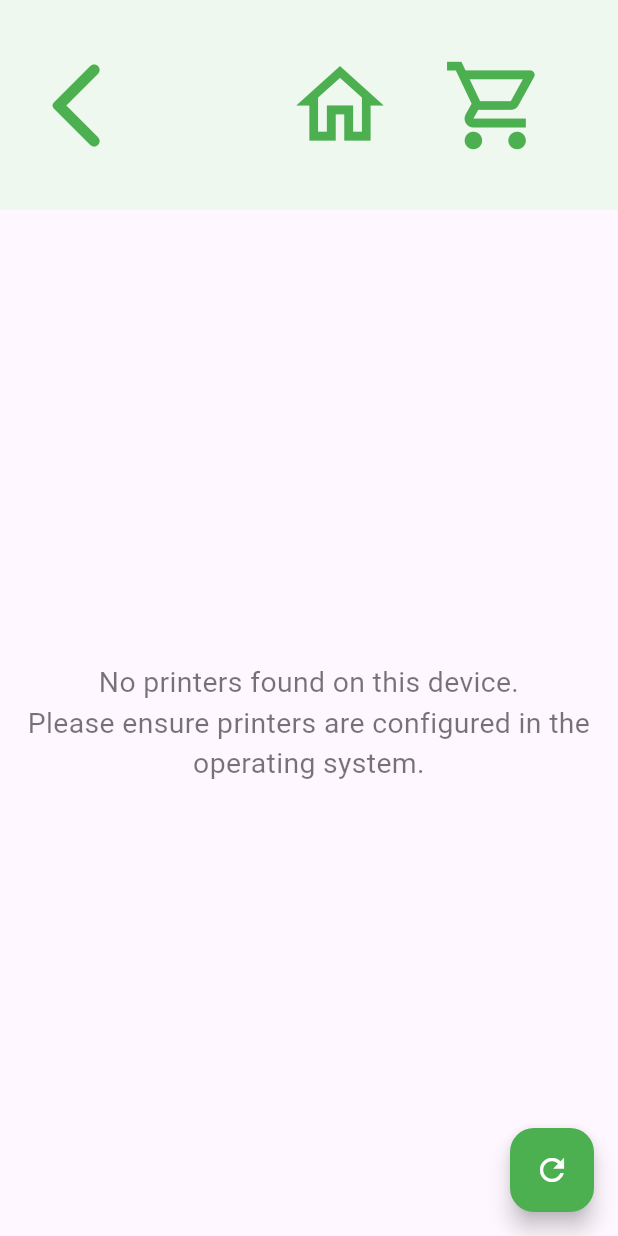
After one commit to huhFahad/Kiosk-App, a Flutter app: the PrinterSettingsPage screen opened by its route, after a tap on the "refresh" icon, on a phone screen of 412 x 824 dp. The commit adds this screen. Run offline on Flutter 3.47's test engine with Material 3 defaults, Android fonts, the light colour scheme and no system bars; our stand-ins replace flutter_colorpicker, flutter_dotenv, flutter_phoenix, image_picker, printing, shared_preferences; missing offline and left inert: encrypt_shared_preferences, pro_image_editor, process_run; accounts and stored records are empty.

Commit message:
Setup and enabled WiFi setting and Printer Settings. Improved Print confirmation page.

```diff
--- a/lib/main.dart
+++ b/lib/main.dart
@@ -27,7 +27,10 @@ import 'admin_order_list_page.dart';
 import 'admin_order_detail_page.dart';
 import 'admin_map_picker_page.dart';
 import 'system_settings_page.dart';
+import 'wifi_settings_page.dart';
+import 'printer_settings_page.dart';
 import 'screensaver_page.dart';
+import 'thank_you_page.dart';
 import 'widgets/inactivity_detector.dart';
 import 'notifiers/settings_notifier.dart';
 import 'theme/theme_notifier.dart';
@@ -99,7 +102,10 @@ class KioskApp extends StatelessWidget {
         '/admin/order_detail': (context) => AdminOrderDetailPage(),
         '/admin/settings': (context) => SystemSettingsPage(),
         '/admin/map_picker': (context) => AdminMapPickerPage(),
+        '/admin/wifi': (context) => WifiSettingsPage(),
+        '/admin/printers': (context) => PrinterSettingsPage(),
         '/screensaver': (context) => ScreensaverPage(),
+        '/thank_you': (context) => ThankYouPage(),
       },
     );
   }
--- /dev/null
+++ b/lib/printer_settings_page.dart
@@ -0,0 +1,107 @@
+// lib/printer_settings_page.dart
+import 'package:flutter/material.dart';
+import 'package:printing/printing.dart';
+import 'package:kiosk_app/services/data_service.dart';
+import 'package:kiosk_app/widgets/common_app_bar.dart';
+
+class PrinterSettingsPage extends StatefulWidget {
+  const PrinterSettingsPage({Key? key}) : super(key: key);
+
+  @override
+  _PrinterSettingsPageState createState() => _PrinterSettingsPageState();
+}
+
+class _PrinterSettingsPageState extends State<PrinterSettingsPage> {
+  final DataService _dataService = DataService();
+
+  // This will hold the list of printers found on the system
+  late Future<List<Printer>> _printersFuture;
+  // This will hold the name of the printer we've saved in our app
+  String? _selectedPrinterName;
+
+  @override
+  void initState() {
+    super.initState();
+    _loadPrinters();
+    _loadSelectedPrinter();
+  }
+
+  // Get the list of all printers from the OS
+  void _loadPrinters() {
+    setState(() {
+      _printersFuture = Printing.listPrinters();
+    });
+  }
+
+  // Get the name of the printer we've chosen to use for our app
+  Future<void> _loadSelectedPrinter() async {
+    final name = await _dataService.getPrinterName();
+    if (mounted) {
+      setState(() {
+        _selectedPrinterName = name;
+      });
+    }
+  }
+
+  // Save the selected printer and update the UI
+  Future<void> _selectPrinter(Printer printer) async {
+    await _dataService.savePrinterName(printer.name);
+    _loadSelectedPrinter(); // Refresh the state to show the new selection
+  }
+
+  @override
+  Widget build(BuildContext context) {
+    return Scaffold(
+      appBar: CommonAppBar(context: context, title: 'Select Kiosk Printer'),
+      body: FutureBuilder<List<Printer>>(
+        future: _printersFuture,
+        builder: (context, snapshot) {
+          if (snapshot.connectionState == ConnectionState.waiting) {
+            return const Center(child: CircularProgressIndicator());
+          }
+          if (snapshot.hasError) {
+            return Center(child: Text('Error loading printers: ${snapshot.error}'));
+          }
+          if (!snapshot.hasData || snapshot.data!.isEmpty) {
+            return const Center(
+              child: Padding(
+                padding: EdgeInsets.all(16.0),
+                child: Text(
+                  'No printers found on this device.\nPlease ensure printers are configured in the operating system.',
+                  textAlign: TextAlign.center,
+                ),
+              ),
+            );
+          }
+
+          final printers = snapshot.data!;
+          return ListView.builder(
+            itemCount: printers.length,
+            itemBuilder: (context, index) {
+              final printer = printers[index];
+              final bool isSelected = printer.name == _selectedPrinterName;
+
+              return Card(
+                color: isSelected ? Colors.green.shade50 : null,
+                child: ListTile(
+                  leading: const Icon(Icons.print),
+                  title: Text(printer.name, style: TextStyle(fontWeight: FontWeight.bold)),
+                  subtitle: Text(printer.isDefault ? 'System Default' : 'URL: ${printer.url}'),
+                  trailing: isSelected
+                      ? const Icon(Icons.check_circle, color: Colors.green)
+                      : null,
+                  onTap: () => _selectPrinter(printer),
+                ),
+              );
+            },
+          );
+        },
+      ),
+      floatingActionButton: FloatingActionButton(
+        onPressed: _loadPrinters,
+        tooltip: 'Refresh Printer List',
+        child: const Icon(Icons.refresh),
+      ),
+    );
+  }
+}
--- a/lib/services/data_service.dart
+++ b/lib/services/data_service.dart
@@ -25,6 +25,7 @@ class DataService {
   static const _storeMapPathKey = 'store_map_image_path';
   static const _kioskLocationXKey = 'kiosk_location_x';
   static const _kioskLocationYKey = 'kiosk_location_y';
+  static const _printerNameKey = 'printer_name';
 
   // --- INACTIVITY & SCREENSAVER SETTINGS ---
 
@@ -457,4 +458,37 @@ class DataService {
     }
   }
 
+  // --- WIFI PASSWORD HANDLING ---
+
+  // We create a unique key for each SSID
+  String _getWifiPasswordKey(String ssid) => 'wifi_password_$ssid';
+
+  Future<void> saveWifiPassword(String ssid, String password) async {
+    final prefs = await SharedPreferences.getInstance();
+    // Save the password with a key specific to the network's name
+    await prefs.setString(_getWifiPasswordKey(ssid), password);
+  }
+
+  Future<String?> getWifiPassword(String ssid) async {
+    final prefs = await SharedPreferences.getInstance();
+    return prefs.getString(_getWifiPasswordKey(ssid));
+  }
+
+  Future<void> forgetWifiPassword(String ssid) async {
+    final prefs = await SharedPreferences.getInstance();
+    await prefs.remove(_getWifiPasswordKey(ssid));
+  }
+
+  // --- PRINTER SETTINGS ---
+
+  Future<void> savePrinterName(String name) async {
+    final prefs = await SharedPreferences.getInstance();
+    await prefs.setString(_printerNameKey, name);
+  }
+
+  Future<String?> getPrinterName() async {
+    final prefs = await SharedPreferences.getInstance();
+    return prefs.getString(_printerNameKey);
+  }
+
 }
--- a/pubspec.yaml
+++ b/pubspec.yaml
@@ -31,7 +31,7 @@ dependencies:
   flutter:
     sdk: flutter
   provider: ^6.1.1
-  path_provider: ^2.0.11
+  path_provider: ^2.1.5
   json_annotation: ^4.9.0
   window_manager: ^0.4.2
 
@@ -51,6 +51,8 @@ dependencies:
   encrypt_shared_preferences: ^0.9.9
   flutter_dotenv: ^5.2.1
   flutter_phoenix: ^1.1.1
+  process_run: ^1.2.4
+  pdf: ^3.11.3
 
 dev_dependencies:
   flutter_test:
```
Also changed, not shown: lib/print_confirmation_page.dart (+69 -28 lines), lib/system_settings_page.dart (+17 -11 lines), lib/thank_you_page.dart (added, +75 -0 lines), lib/wifi_settings_page.dart (added, +361 -0 lines), pubspec.lock, 1 other file.
